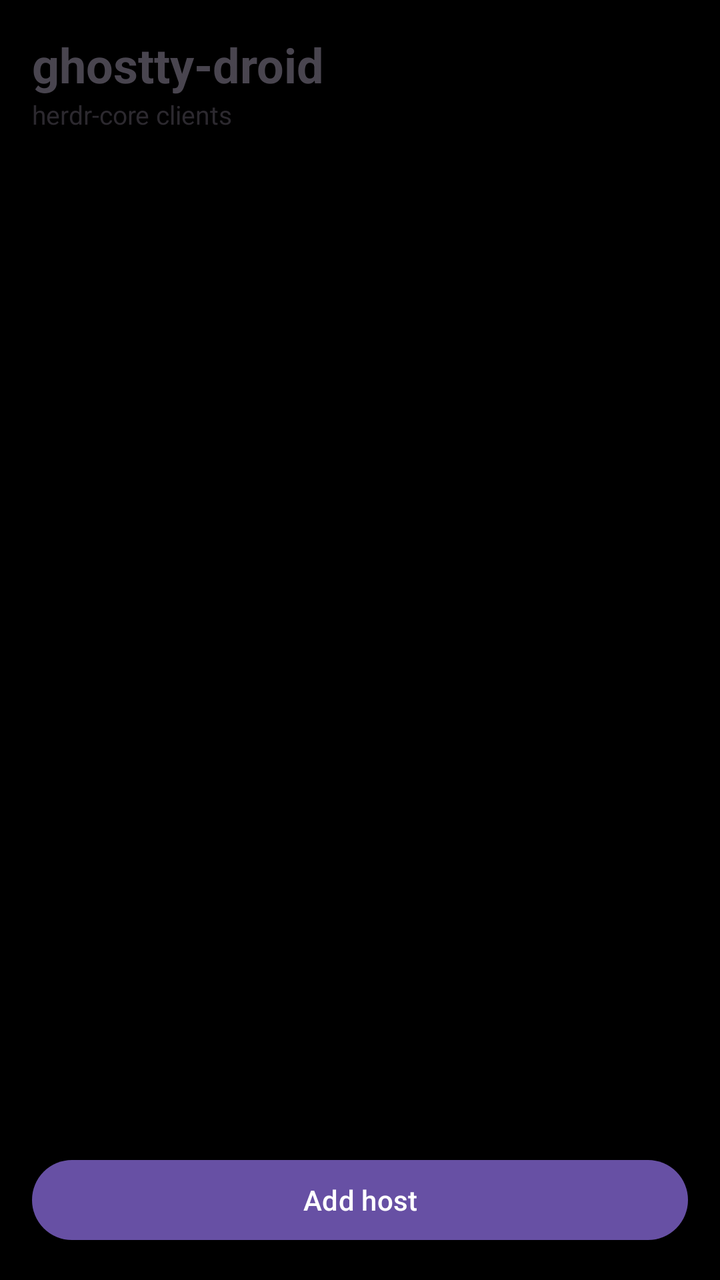
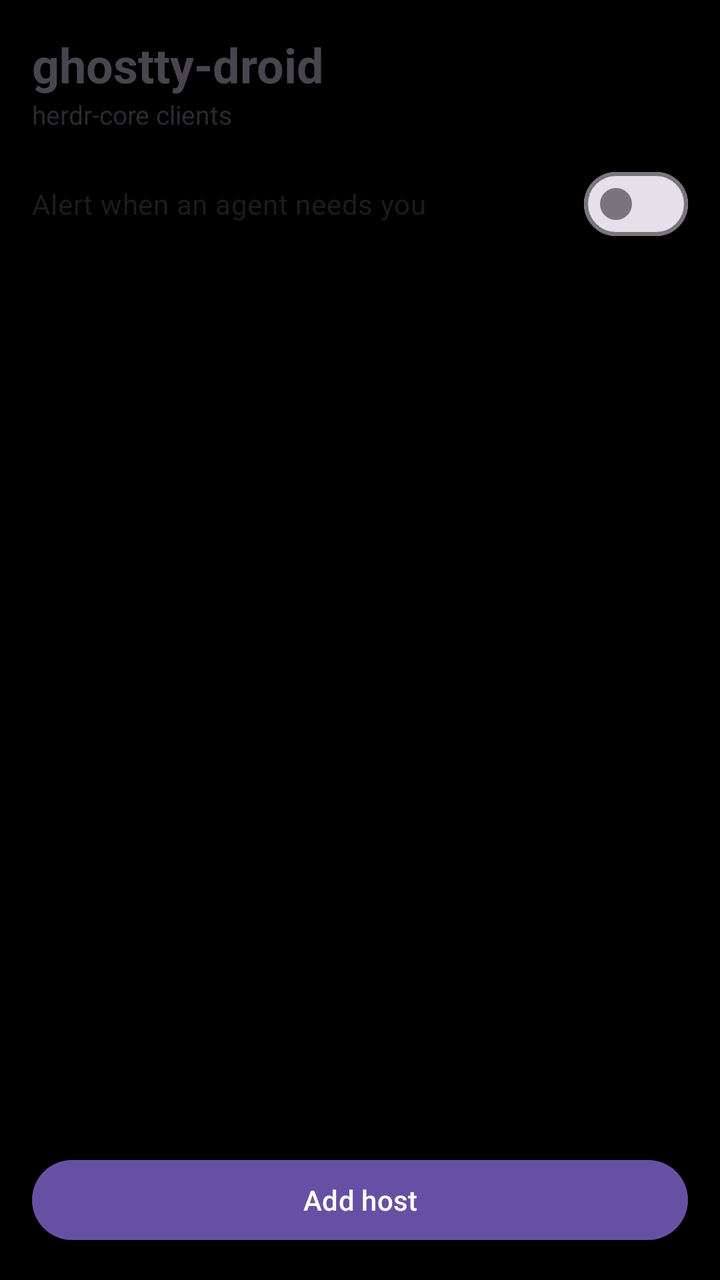

Screens rendered from an Android XML layout before and after an edit, with the pre-edit source and the edit as a unified diff.
<!-- AndroidManifest.xml: application theme Theme.GhosttyDroid -->
<!-- res/layout/activity_home.xml -->
<?xml version="1.0" encoding="utf-8"?>
<LinearLayout xmlns:android="http://schemas.android.com/apk/res/android"
    android:id="@+id/home_root"
    android:layout_width="match_parent"
    android:layout_height="match_parent"
    android:orientation="vertical"
    android:padding="16dp">

    <TextView
        android:layout_width="wrap_content"
        android:layout_height="wrap_content"
        android:text="ghostty-droid"
        android:textSize="24sp"
        android:textStyle="bold" />

    <TextView
        android:layout_width="wrap_content"
        android:layout_height="wrap_content"
        android:text="herdr-core clients"
        android:textSize="13sp"
        android:alpha="0.6" />

    <ListView
        android:id="@+id/hosts"
        android:layout_width="match_parent"
        android:layout_height="0dp"
        android:layout_weight="1"
        android:layout_marginTop="12dp"
        android:divider="@null" />

    <TextView
        android:id="@+id/empty"
        android:layout_width="match_parent"
        android:layout_height="0dp"
        android:layout_weight="1"
        android:gravity="center"
        android:alpha="0.5"
        android:text="No hosts yet.\nAdd the machine that runs herdr-core."
        android:visibility="gone" />

    <com.google.android.material.button.MaterialButton
        android:id="@+id/add"
        android:layout_width="match_parent"
        android:layout_height="wrap_content"
        android:layout_marginTop="8dp"
        android:text="Add host" />
</LinearLayout>
<!-- resources referenced by this layout -->
<resources>
  <style name="Theme.GhosttyDroid" parent="Theme.Material3.DayNight.NoActionBar">
          <item name="android:windowBackground">@android:color/black</item>
      </style>
</resources>

<!-- the commit's change to res/layout/activity_home.xml (unified diff, before → after) -->
@@ -19,6 +19,13 @@
         android:text="herdr-core clients"
         android:textSize="13sp"
         android:alpha="0.6" />
+
+    <com.google.android.material.materialswitch.MaterialSwitch
+        android:id="@+id/watch_toggle"
+        android:layout_width="match_parent"
+        android:layout_height="wrap_content"
+        android:layout_marginTop="12dp"
+        android:text="Alert when an agent needs you" />
 
     <ListView
         android:id="@+id/hosts"
